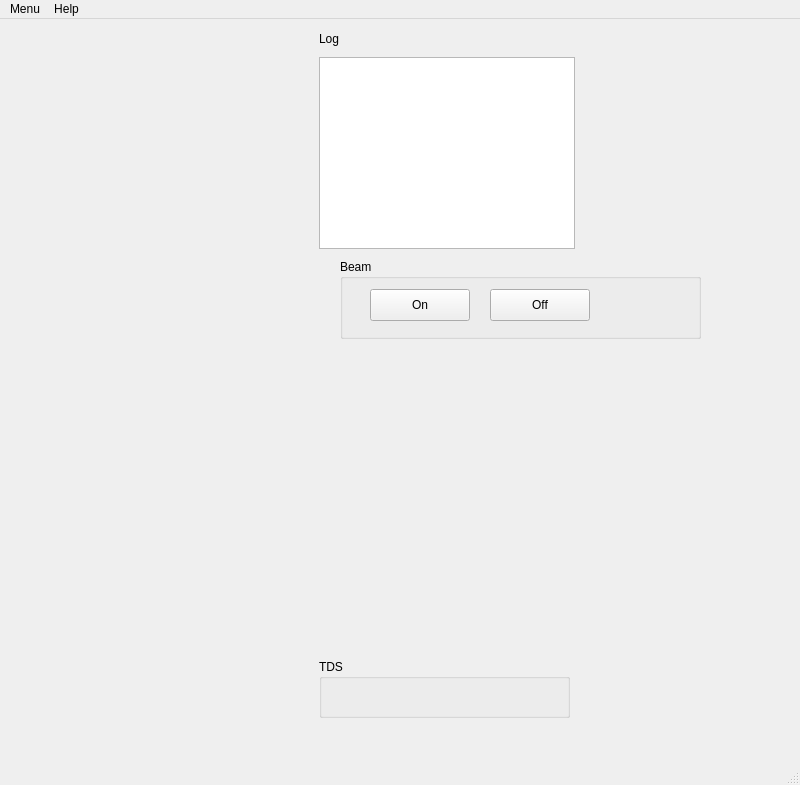
This is esme/gui/ui/lps.ui in st-walker/esme as Qt 5 draws it before an edit. The edited form follows.
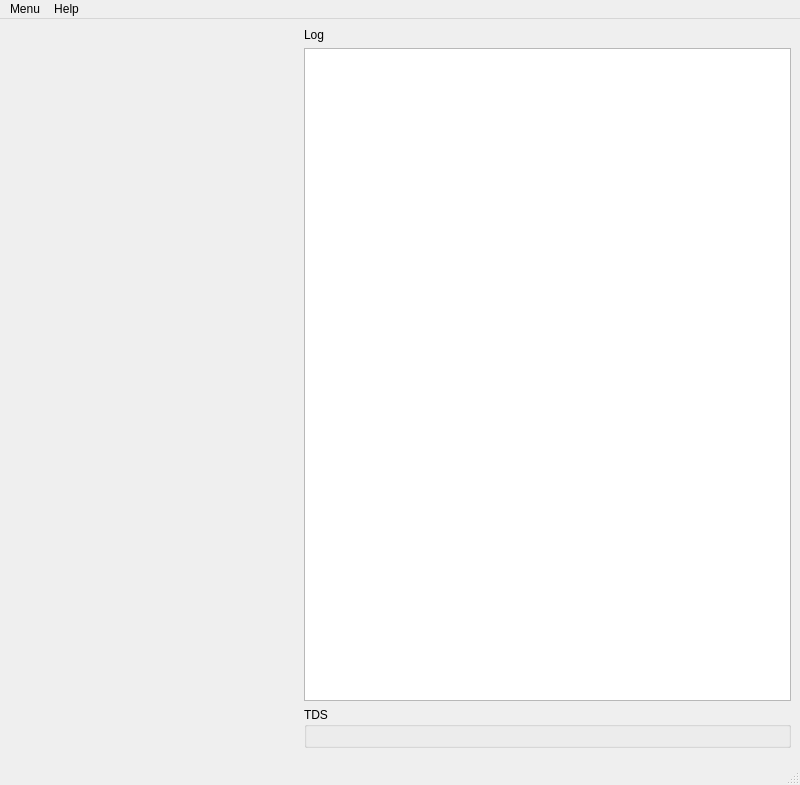
This is the edited form. Custom widgets are drawn as their Qt base class.

Patch:
```diff
--- a/esme/gui/ui/lps.ui
+++ b/esme/gui/ui/lps.ui
@@ -14,76 +14,8 @@
    <string>High Resolution Slice Energy Spread Measurer</string>
   </property>
   <widget class="QWidget" name="centralwidget">
-   <widget class="ScannerControl" name="scanner_panel" native="true">
-    <property name="geometry">
-     <rect>
-      <x>319</x>
-      <y>714</y>
-      <width>469</width>
-      <height>16</height>
-     </rect>
-    </property>
-    <property name="minimumSize">
-     <size>
-      <width>0</width>
-      <height>0</height>
-     </size>
-    </property>
-    <property name="maximumSize">
-     <size>
-      <width>500</width>
-      <height>16777215</height>
-     </size>
-    </property>
-   </widget>
-   <widget class="QGroupBox" name="groupBox">
-    <property name="geometry">
-     <rect>
-      <x>340</x>
-      <y>240</y>
-      <width>361</width>
-      <height>80</height>
-     </rect>
-    </property>
-    <property name="title">
-     <string>Beam</string>
-    </property>
-    <widget class="QPushButton" name="beam_on_button">
-     <property name="geometry">
-      <rect>
-       <x>30</x>
-       <y>30</y>
-       <width>100</width>
-       <height>32</height>
-      </rect>
-     </property>
-     <property name="text">
-      <string>On</string>
-     </property>
-    </widget>
-    <widget class="QPushButton" name="beam_on_button_2">
-     <property name="geometry">
-      <rect>
-       <x>150</x>
-       <y>30</y>
-       <width>100</width>
-       <height>32</height>
-      </rect>
-     </property>
-     <property name="text">
-      <string>Off</string>
-     </property>
-    </widget>
-   </widget>
-   <widget class="QWidget" name="layoutWidget">
-    <property name="geometry">
-     <rect>
-      <x>0</x>
-      <y>0</y>
-      <width>291</width>
-      <height>710</height>
-     </rect>
-    </property>
+   <layout class="QGridLayout" name="gridLayout">
+    <item row="0" column="0" rowspan="4">
     <layout class="QVBoxLayout" name="verticalLayout_2">
      <item>
       <widget class="GraphicsLayoutWidget" name="dispersion_pixel_size_plot_widget" native="true">
@@ -126,29 +58,32 @@
       </widget>
      </item>
     </layout>
-   </widget>
+    </item>
+    <item row="0" column="1">
    <widget class="QLabel" name="label">
-    <property name="geometry">
-     <rect>
-      <x>319</x>
-      <y>12</y>
-      <width>23</width>
-      <height>16</height>
-     </rect>
-    </property>
     <property name="text">
      <string>Log</string>
     </property>
    </widget>
+    </item>
+    <item row="1" column="1" colspan="2">
    <widget class="QTextBrowser" name="info_log_box">
-    <property name="geometry">
-     <rect>
-      <x>319</x>
-      <y>38</y>
+      <property name="minimumSize">
+       <size>
       <width>256</width>
-      <height>192</height>
-     </rect>
-    </property>
+        <height>0</height>
+       </size>
+      </property>
+      <property name="maximumSize">
+       <size>
+        <width>500</width>
+        <height>16777215</height>
+       </size>
+      </property>
+     </widget>
+    </item>
+    <item row="3" column="1" colspan="2">
+     <widget class="ScannerControl" name="scanner_panel" native="true">
     <property name="minimumSize">
      <size>
       <width>256</width>
@@ -162,15 +97,9 @@
      </size>
     </property>
    </widget>
+    </item>
+    <item row="2" column="1" colspan="2">
    <widget class="QGroupBox" name="tds_group_box">
-    <property name="geometry">
-     <rect>
-      <x>319</x>
-      <y>640</y>
-      <width>251</width>
-      <height>59</height>
-     </rect>
-    </property>
     <property name="minimumSize">
      <size>
       <width>251</width>
@@ -192,6 +121,8 @@
      </item>
     </layout>
    </widget>
+    </item>
+   </layout>
   </widget>
   <widget class="QMenuBar" name="menubar">
    <property name="geometry">
```
Left out of the diff: 8 changed lines with no effect on the pictures. Lines whose indentation alone changed are shown as unchanged.
